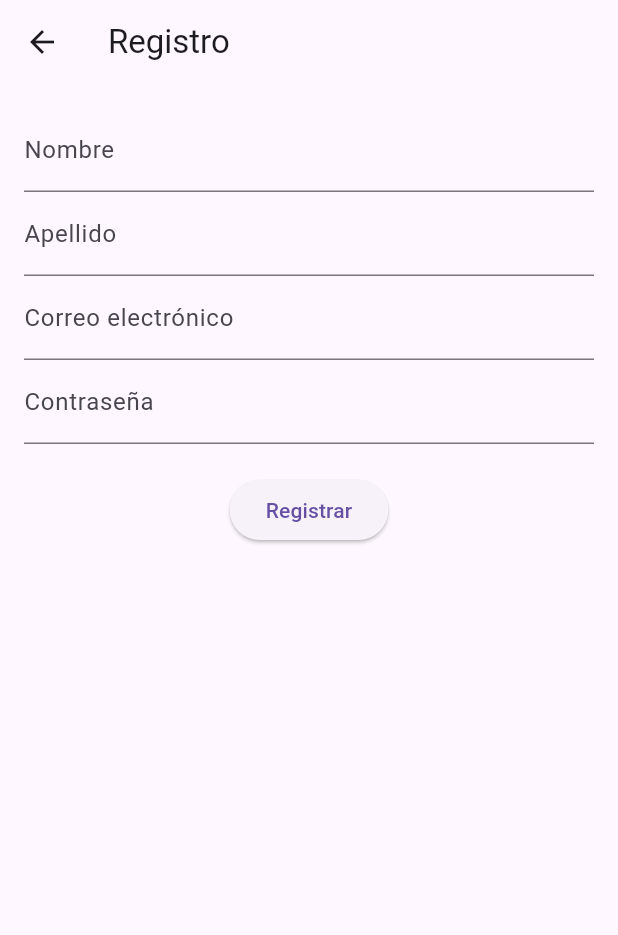
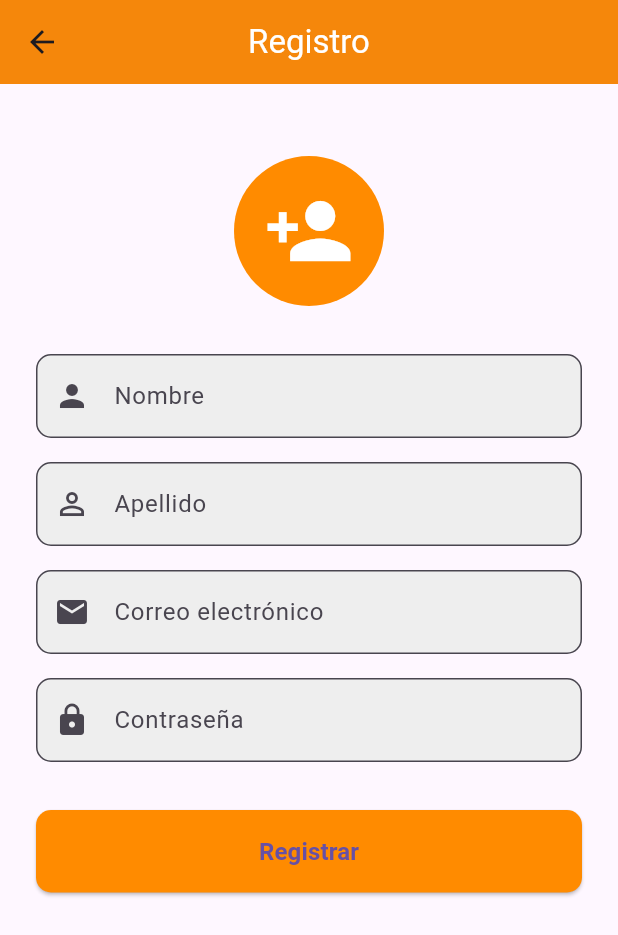
Before and after one commit to MaxomasMaxo/menu_app, a Flutter app: the RegisterPage screen opened directly, on a phone screen of 412 x 824 dp. Shown: the top 935 px of the screen. Run offline on Flutter 3.47's test engine with Material 3 defaults, Android fonts, the phone set to English and light mode, and no system bars; our stand-ins replace cloud_firestore, firebase_auth, firebase_core; accounts and stored records are empty; network calls fail.

Commit message:
Actualizacion visual
cambiadas las vistas de meals_details, register_page, information_page

```diff
--- a/lib/pages/information_page.dart
+++ b/lib/pages/information_page.dart
@@ -20,7 +20,7 @@ class InformationPage extends StatelessWidget {
             SizedBox(height: 20),
             _buildTeamMember('Maxo', 'assets/images/member1.png'),
             _buildTeamMember('Cristian Sarabia', 'assets/images/member2.png'),
-            _buildTeamMember('~y6', 'assets/images/member3.png'),
+            _buildTeamMember('Yang', 'assets/images/member3.png'),
             SizedBox(height: 20),
             Text(
               'Información sobre Flutter:',
--- a/lib/pages/register_page.dart
+++ b/lib/pages/register_page.dart
@@ -20,19 +20,25 @@ class _RegisterPageState extends State<RegisterPage> {
   // Método para registrar un nuevo usuario.
   void _register() async {
     try {
+      // Crea un nuevo usuario con email y contraseña
       UserCredential userCredential = await _auth.createUserWithEmailAndPassword(
         email: _emailController.text,
         password: _passwordController.text,
       );
+
+      // Almacena información adicional del usuario en Firestore
       await _firestore.collection('users').doc(userCredential.user!.uid).set({
         'name': _nameController.text,
         'email': _emailController.text,
         'lastname': _lastnameController.text,
       });
+
+      // Muestra mensaje de éxito
       ScaffoldMessenger.of(context).showSnackBar(
-        SnackBar(content: Text('Usuario registrado con éxito!')),
+        const SnackBar(content: Text('Usuario registrado con éxito!')),
       );
     } catch (e) {
+      // Muestra mensaje de error
       ScaffoldMessenger.of(context).showSnackBar(
         SnackBar(content: Text('Error: $e')),
       );
@@ -42,34 +48,106 @@ class _RegisterPageState extends State<RegisterPage> {
   @override
   Widget build(BuildContext context) {
     return Scaffold(
-      appBar: AppBar(title: Text('Registro')),
-      body: Padding(
-        padding: EdgeInsets.all(16.0),
+      appBar: AppBar(
+        title: const Text('Registro', style: TextStyle(color: Colors.white)),
+        backgroundColor: const Color(0xffff8b00), // Color coherente con la barra de navegación
+        centerTitle: true,
+        elevation: 2,
+      ),
+      body: SingleChildScrollView(
+        child: Padding(
+          padding: const EdgeInsets.symmetric(horizontal: 24.0, vertical: 16.0),
           child: Column(
+            crossAxisAlignment: CrossAxisAlignment.stretch,
             children: [
+              const SizedBox(height: 32),
+              // Icono o logo central
+              Center(
+                child: CircleAvatar(
+                  radius: 50,
+                  backgroundColor: const Color(0xffff8b00),
+                  child: const Icon(
+                    Icons.person_add,
+                    size: 60,
+                    color: Colors.white,
+                  ),
+                ),
+              ),
+              const SizedBox(height: 32),
+              // Campo de nombre
               TextField(
                 controller: _nameController,
-              decoration: InputDecoration(labelText: 'Nombre'),
+                decoration: InputDecoration(
+                  labelText: 'Nombre',
+                  prefixIcon: const Icon(Icons.person),
+                  border: OutlineInputBorder(
+                    borderRadius: BorderRadius.circular(10.0),
                   ),
+                  filled: true,
+                  fillColor: Colors.grey[200],
+                ),
+              ),
+              const SizedBox(height: 16),
+              // Campo de apellido
               TextField(
                 controller: _lastnameController,
-              decoration: InputDecoration(labelText: 'Apellido'),
+                decoration: InputDecoration(
+                  labelText: 'Apellido',
+                  prefixIcon: const Icon(Icons.person_outline),
+                  border: OutlineInputBorder(
+                    borderRadius: BorderRadius.circular(10.0),
                   ),
+                  filled: true,
+                  fillColor: Colors.grey[200],
+                ),
+              ),
+              const SizedBox(height: 16),
+              // Campo de correo electrónico
               TextField(
                 controller: _emailController,
-              decoration: InputDecoration(labelText: 'Correo electrónico'),
+                decoration: InputDecoration(
+                  labelText: 'Correo electrónico',
+                  prefixIcon: const Icon(Icons.email),
+                  border: OutlineInputBorder(
+                    borderRadius: BorderRadius.circular(10.0),
                   ),
+                  filled: true,
+                  fillColor: Colors.grey[200],
+                ),
+              ),
+              const SizedBox(height: 16),
+              // Campo de contraseña
               TextField(
                 controller: _passwordController,
-              decoration: InputDecoration(labelText: 'Contraseña'),
-              obscureText: true, // Oculta el texto ingresado (para la contraseña).
+                decoration: InputDecoration(
+                  labelText: 'Contraseña',
+                  prefixIcon: const Icon(Icons.lock),
+                  border: OutlineInputBorder(
+                    borderRadius: BorderRadius.circular(10.0),
                   ),
-            SizedBox(height: 20),
+                  filled: true,
+                  fillColor: Colors.grey[200],
+                ),
+                obscureText: true, // Oculta el texto ingresado (para la contraseña)
+              ),
+              const SizedBox(height: 32),
+              // Botón de registro
               ElevatedButton(
                 onPressed: _register,
-              child: Text('Registrar'),
+                style: ElevatedButton.styleFrom(
+                  backgroundColor: const Color(0xffff8b00), // Botón coherente con la app
+                  shape: RoundedRectangleBorder(
+                    borderRadius: BorderRadius.circular(10.0),
+                  ),
+                  padding: const EdgeInsets.symmetric(vertical: 16.0),
+                ),
+                child: const Text(
+                  'Registrar',
+                  style: TextStyle(fontSize: 16, fontWeight: FontWeight.bold),
+                ),
               ),
             ],
+          ),
         ),
       ),
     );
--- a/pubspec.yaml
+++ b/pubspec.yaml
@@ -31,6 +31,7 @@ dependencies:
   flutter:
     sdk: flutter
   http: ^1.2.2
+  url_launcher: ^6.1.7
 
   # The following adds the Cupertino Icons font to your application.
   # Use with the CupertinoIcons class for iOS style icons.
```
Also changed, not shown: lib/pages/meal_details_page.dart (+50 -21 lines), pubspec.lock, 6 other files. Lines whose indentation alone changed are shown as unchanged.
